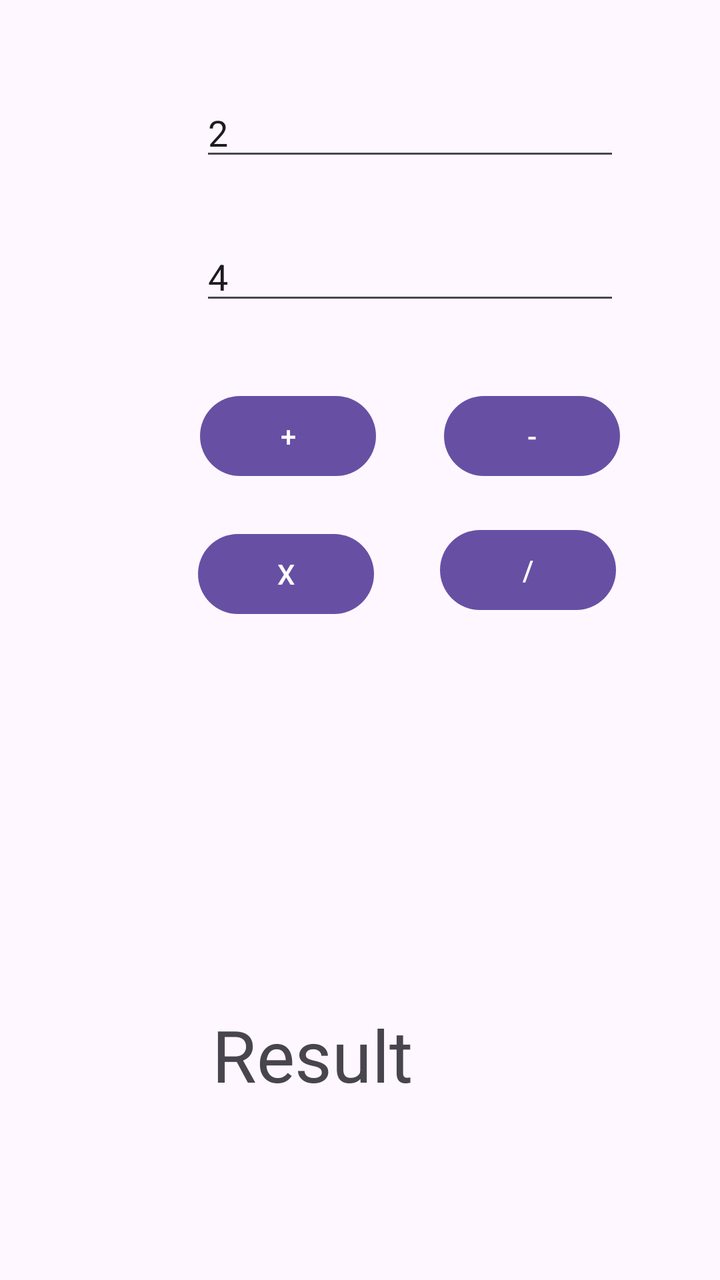
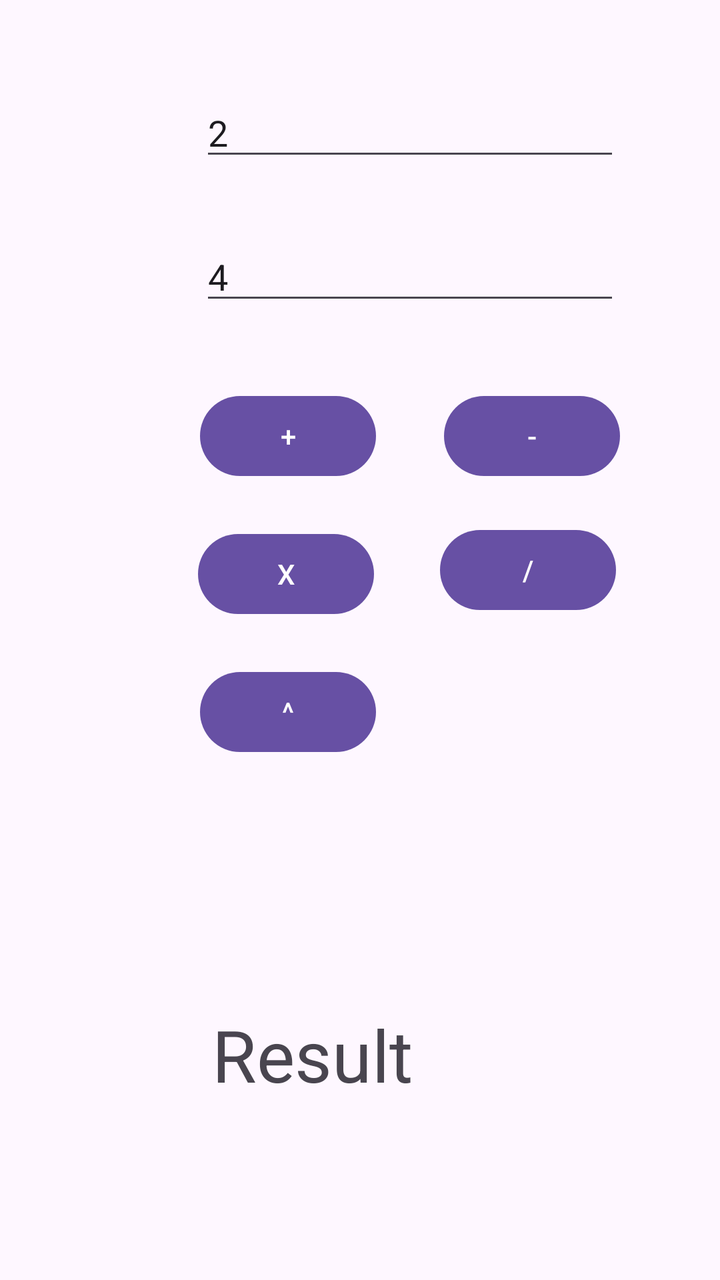

An Android layout rendered at two revisions. The XML below is the earlier revision; the diff shows what the commit changed to produce the second picture.
<!-- AndroidManifest.xml: application theme Theme.Lab3 -->
<!-- res/layout/activity_main.xml -->
<?xml version="1.0" encoding="utf-8"?>
<androidx.constraintlayout.widget.ConstraintLayout xmlns:android="http://schemas.android.com/apk/res/android"
    xmlns:app="http://schemas.android.com/apk/res-auto"
    xmlns:tools="http://schemas.android.com/tools"
    android:id="@+id/main"
    android:layout_width="match_parent"
    android:layout_height="match_parent"
    tools:context=".MainActivity">

    <EditText
        android:id="@+id/secondEditText"
        android:layout_width="wrap_content"
        android:layout_height="wrap_content"
        android:layout_marginStart="100dp"
        android:layout_marginTop="116dp"
        android:ems="10"
        android:hint="Enter a number"
        android:inputType="number"
        android:text="4"
        app:layout_constraintStart_toStartOf="parent"
        app:layout_constraintTop_toTopOf="parent" />

    <EditText
        android:id="@+id/firstEditText"
        android:layout_width="wrap_content"
        android:layout_height="wrap_content"
        android:layout_marginStart="100dp"
        android:layout_marginTop="44dp"
        android:ems="10"
        android:hint="Enter a number"
        android:inputType="number"
        android:text="2"
        app:layout_constraintStart_toStartOf="parent"
        app:layout_constraintTop_toTopOf="parent" />

    <Button
        android:id="@+id/addButton"
        android:layout_width="wrap_content"
        android:layout_height="wrap_content"
        android:layout_marginStart="100dp"
        android:layout_marginTop="194dp"
        android:text="+"
        app:layout_constraintStart_toStartOf="parent"
        app:layout_constraintTop_toTopOf="parent" />

    <TextView
        android:id="@+id/result"
        android:layout_width="199dp"
        android:layout_height="96dp"
        android:layout_marginStart="106dp"
        android:layout_marginBottom="41dp"
        android:text="Result"
        android:textSize="36sp"
        app:layout_constraintBottom_toBottomOf="parent"
        app:layout_constraintStart_toStartOf="parent" />

    <Button
        android:id="@+id/subButton"
        android:layout_width="wrap_content"
        android:layout_height="wrap_content"
        android:layout_marginStart="222dp"
        android:layout_marginTop="194dp"
        android:text="-"
        app:layout_constraintStart_toStartOf="parent"
        app:layout_constraintTop_toTopOf="parent" />

    <Button
        android:id="@+id/multiplyButton"
        android:layout_width="wrap_content"
        android:layout_height="wrap_content"
        android:layout_marginStart="99dp"
        android:layout_marginTop="263dp"
        android:text="X"
        app:layout_constraintStart_toStartOf="parent"
        app:layout_constraintTop_toTopOf="parent" />

    <Button
        android:id="@+id/divButton"
        android:layout_width="wrap_content"
        android:layout_height="wrap_content"
        android:layout_marginStart="220dp"
        android:layout_marginTop="261dp"
        android:text="/"
        app:layout_constraintStart_toStartOf="parent"
        app:layout_constraintTop_toTopOf="parent" />

</androidx.constraintlayout.widget.ConstraintLayout>
<!-- resources referenced by this layout -->
<resources>
  <style name="Theme.Lab3" parent="Base.Theme.Lab3" />
  <style name="Base.Theme.Lab3" parent="Theme.Material3.DayNight.NoActionBar">
          
          
      </style>
</resources>

<!-- the commit's change to res/layout/activity_main.xml (unified diff, before → after) -->
@@ -75,6 +75,16 @@
         app:layout_constraintTop_toTopOf="parent" />
 
     <Button
+        android:id="@+id/powButton"
+        android:layout_width="wrap_content"
+        android:layout_height="wrap_content"
+        android:layout_marginStart="100dp"
+        android:layout_marginTop="332dp"
+        android:text="^"
+        app:layout_constraintStart_toStartOf="parent"
+        app:layout_constraintTop_toTopOf="parent" />
+
+    <Button
         android:id="@+id/divButton"
         android:layout_width="wrap_content"
         android:layout_height="wrap_content"
